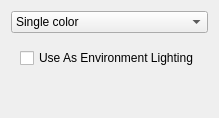
The window that Qt/ApplicationComponents/Resources/UI/pqBackgroundEditorWidget.ui (Kitware/ParaView) describes before a commit, drawn with Qt 5.
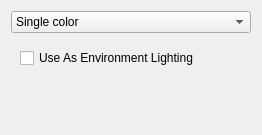
The same window after the commit. Custom widgets are drawn as their Qt base class.

What changed in the file:
```diff
--- a/Qt/ApplicationComponents/Resources/UI/pqBackgroundEditorWidget.ui
+++ b/Qt/ApplicationComponents/Resources/UI/pqBackgroundEditorWidget.ui
@@ -2,6 +2,14 @@
 <ui version="4.0">
  <class>BackgroundEditorWidget</class>
  <widget class="QWidget" name="BackgroundEditorWidget">
+  <property name="geometry">
+   <rect>
+    <x>0</x>
+    <y>0</y>
+    <width>262</width>
+    <height>135</height>
+   </rect>
+  </property>
   <property name="sizePolicy">
    <sizepolicy hsizetype="Preferred" vsizetype="Minimum">
     <horstretch>0</horstretch>
```
